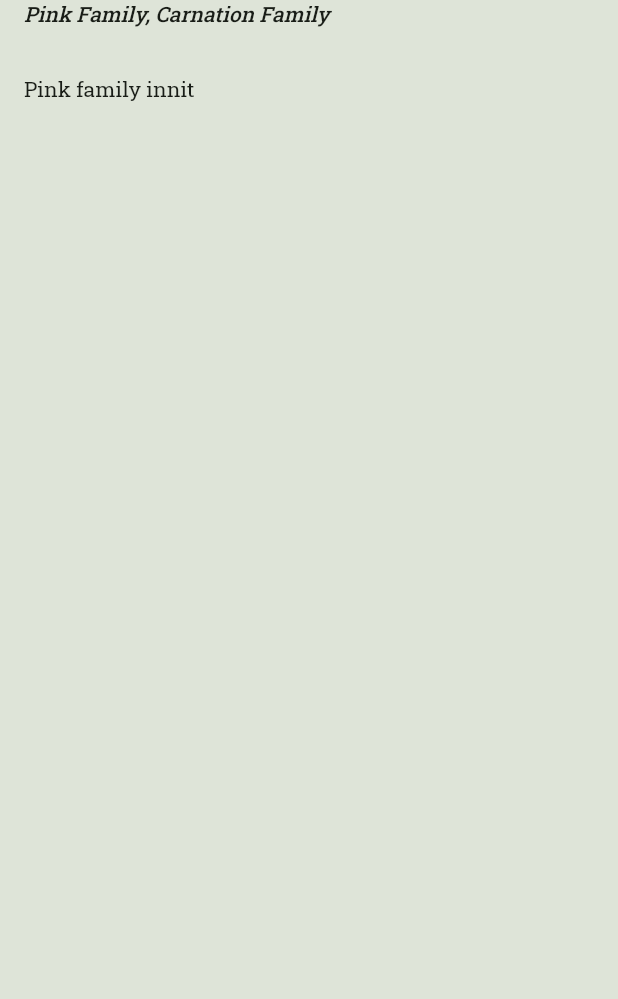
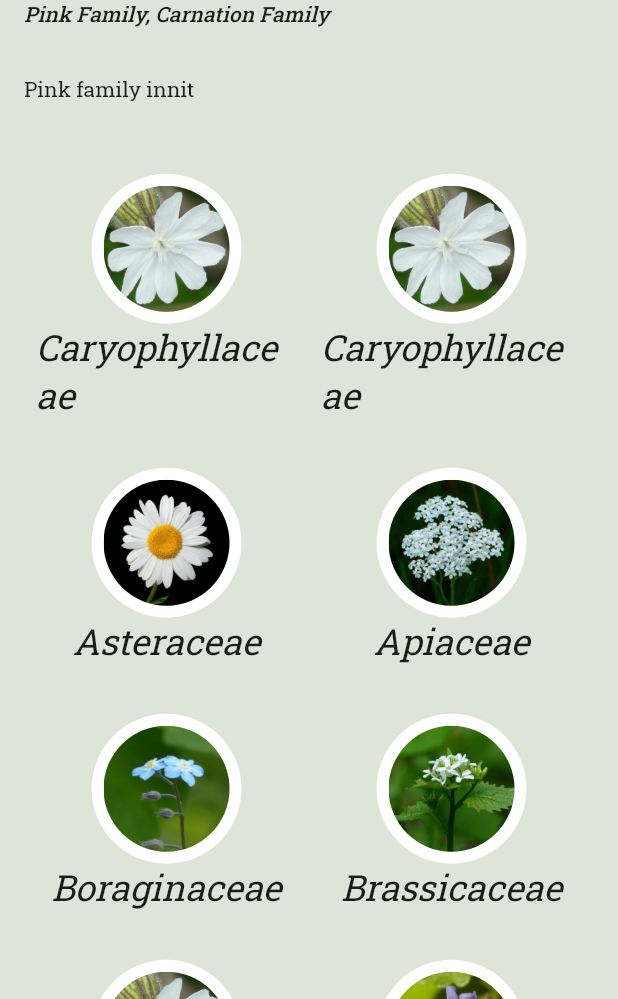
Before and after one commit to JPUF/flash_botany_flutter, a Flutter app: the FamilySheetContent screen opened directly, tab 2 chosen, on a phone screen of 412 x 824 dp, the part 237-1236 px from its top. Run offline on Flutter 3.47's test engine with Material 2 defaults, Android fonts, the light colour scheme and no system bars; drawn by our look-alikes of dynamic_color; our stand-ins replace cached_network_image, card_swiper, flutter_bloc, flutter_svg, freezed_annotation, go_router and 2 more; missing offline and left inert: snapping_sheet; network calls fail.

Commit message:
Dummy buttons

```diff
--- a/app/lib/src/features/home/view/family/family_info.dart
+++ b/app/lib/src/features/home/view/family/family_info.dart
@@ -4,6 +4,7 @@ import 'package:flutter_svg/svg.dart';
 import '../../../../shared/extensions.dart';
 import '../../../../shared/external.dart';
 import '../../../../shared/models/family.dart';
+import '../family_button.dart';
 import 'family_info_images.dart';
 import 'useful_terms.dart';
 
@@ -27,6 +28,8 @@ class FamilyInfo extends StatelessWidget {
           const SizedBox(height: 32),
           Text(family.description, style: context.bodyMedium),
           const SizedBox(height: 32),
+          dummyFamilyButton(),
+          const SizedBox(height: 32),
           family.glossaryTerms.isNotEmpty
               ? Text('Useful terms:', style: context.headlineSmall)
               : const SizedBox(height: 0),
@@ -37,6 +40,33 @@ class FamilyInfo extends StatelessWidget {
         ],
       ),
     );
+  }
+
+  Widget dummyFamilyButton() {
+    if (family.assetImgPath.isNotEmpty) {
+      return Table(
+        children: [
+          TableRow(children: [
+            FamilyButton(family: family),
+            FamilyButton(family: family),
+          ]),
+          const TableRow(children: [
+            FamilyButton(family: Family.asteraceae),
+            FamilyButton(family: Family.apiaceae),
+          ]),
+          const TableRow(children: [
+            FamilyButton(family: Family.boraginaceae),
+            FamilyButton(family: Family.brassicaceae),
+          ]),
+          const TableRow(children: [
+            FamilyButton(family: Family.caryophyllaceae),
+            FamilyButton(family: Family.lamiaceae),
+          ]),
+        ],
+      );
+    } else {
+      return Container();
+    }
   }
 
   Widget buildTitleRow(BuildContext context) {
--- /dev/null
+++ b/app/lib/src/features/home/view/family_button.dart
@@ -0,0 +1,41 @@
+import 'package:flutter/material.dart';
+
+import '../../../shared/extensions.dart';
+import '../../../shared/models/family.dart';
+
+class FamilyButton extends StatelessWidget {
+  const FamilyButton({
+    Key? key,
+    required this.family,
+  }) : super(key: key);
+
+  final Family family;
+
+  @override
+  Widget build(BuildContext context) {
+    final colors = Theme.of(context).colorScheme;
+    return InkWell(
+      onTap: () {},
+      child: Padding(
+        padding: const EdgeInsets.symmetric(vertical: 16, horizontal: 8),
+        child: Column(
+          children: [
+            Stack(
+              alignment: Alignment.center,
+              children: [
+                CircleAvatar(
+                  backgroundColor: colors.onSecondary,
+                  radius: 50,
+                ),
+                CircleAvatar(
+                    radius: 42, foregroundImage: AssetImage(family.assetImgPath)),
+              ],
+            ),
+            Text(family.latinName,
+                style: context.headlineSmall?.apply(fontStyle: FontStyle.italic))
+          ],
+        ),
+      ),
+    );
+  }
+}
--- a/app/lib/src/shared/models/family.dart
+++ b/app/lib/src/shared/models/family.dart
@@ -14,7 +14,9 @@ enum Family {
       'https://c.pxhere.com/photos/87/e7/flowers_yellow_wild_flowers_wild_plant_anthemis_tinctoria_cota_tinctoria_dyer_hundskamille_composites-1121407.jpg!d',
       'https://c.pxhere.com/photos/d9/7a/mountain_crumpled_bluets_centaurea_montana_daisy_family_asteraceae_compositae_flower_meadow-603817.jpg!d',
       'https://c.pxhere.com/photos/6b/98/wool_head_creeping_thistle_flower_blossom_bloom_purple_violet_corolla_tube_tubular_flowers-1416082.jpg!d',
-      ]),
+    ],
+    'assets/images/asteraceae.jpg',
+  ),
   apiaceae(
     'Apiaceae',
     'Carrot Family, Umbellifers',
@@ -22,6 +24,7 @@ enum Family {
     'Carrot family innit',
     [],
     [],
+    'assets/images/apiaceae.jpg',
   ),
   boraginaceae(
     'Boraginaceae',
@@ -30,6 +33,7 @@ enum Family {
     'Borage & Forget-Me-Not family innit',
     [],
     [],
+    'assets/images/boraginaceae.jpg',
   ),
   brassicaceae(
     'Brassicaceae',
@@ -38,6 +42,7 @@ enum Family {
     'Mustard family innit',
     [],
     [],
+    'assets/images/brassicaceae.jpg',
   ),
   caryophyllaceae(
     'Caryophyllaceae',
@@ -46,6 +51,7 @@ enum Family {
     'Pink family innit',
     [],
     [],
+    'assets/images/caryophyllaceae.jpg',
   ),
   lamiaceae(
     'Lamiaceae',
@@ -54,6 +60,7 @@ enum Family {
     'Mint family innit',
     [],
     [],
+    'assets/images/lamiaceae.jpg',
   );
 
   final String latinName;
@@ -62,6 +69,7 @@ enum Family {
   final String description;
   final List<GlossaryTerm> glossaryTerms;
   final List<String> exampleUrls;
+  final String assetImgPath;
 
   const Family(
     this.latinName,
@@ -70,5 +78,6 @@ enum Family {
     this.description,
     this.glossaryTerms,
     this.exampleUrls,
+    this.assetImgPath,
   );
 }
```
Also changed, not shown: app/assets/images/apiaceae.jpg (added), app/assets/images/asteraceae.jpg (added), app/assets/images/boraginaceae.jpg (added), app/assets/images/brassicaceae.jpg (added), app/assets/images/caryophyllaceae.jpg (added), app/assets/images/lamiaceae.jpg (added). Lines whose indentation alone changed are shown as unchanged.
